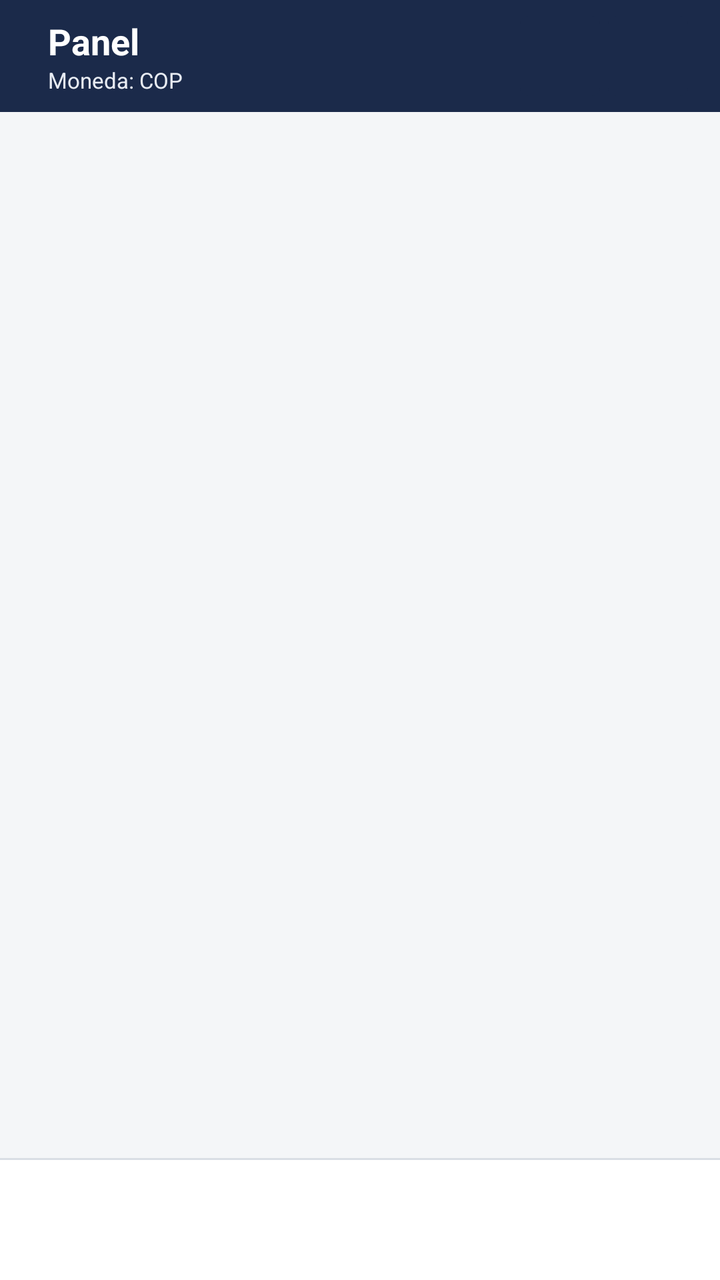
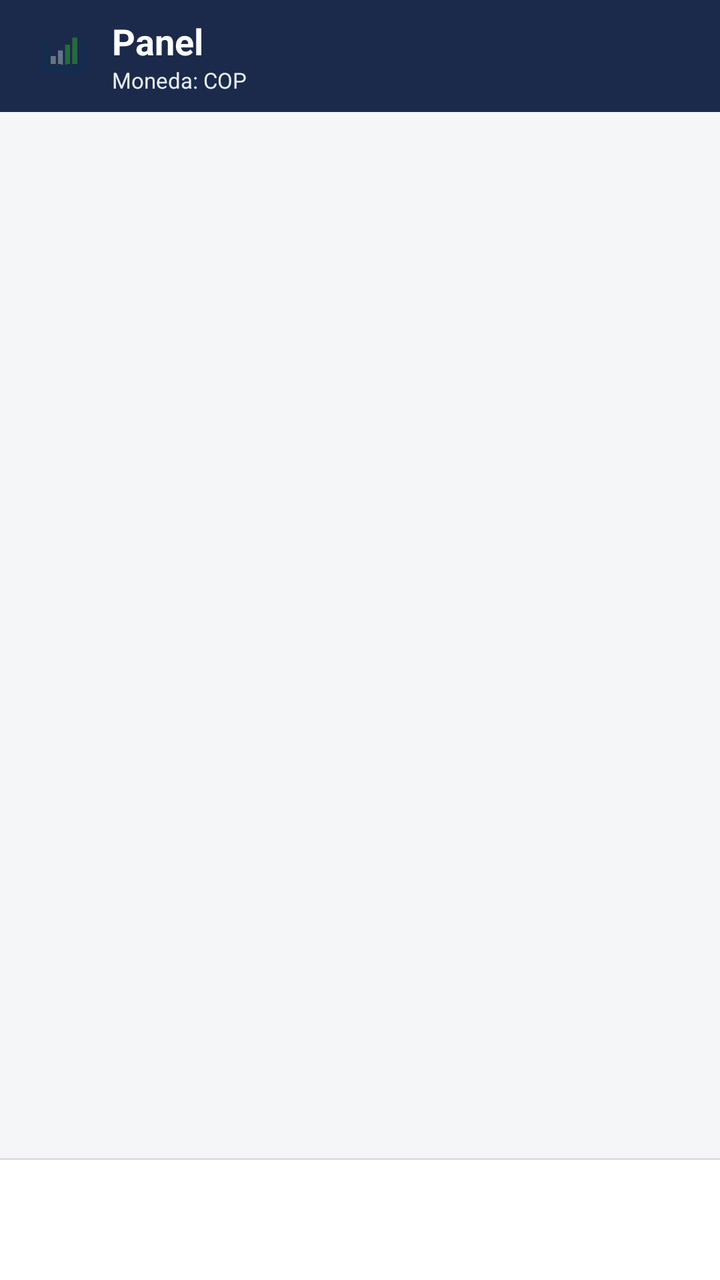

Before-and-after screenshots of an Android layout around one commit, followed by the original layout XML and the change that was made.
<!-- AndroidManifest.xml: application theme AppTheme -->
<!-- res/layout/activity_main.xml -->
<?xml version="1.0" encoding="utf-8"?>
<LinearLayout xmlns:android="http://schemas.android.com/apk/res/android"
    android:id="@+id/rootLayout"
    android:layout_width="match_parent"
    android:layout_height="match_parent"
    android:background="@color/color_fondo"
    android:orientation="vertical">

    
    <LinearLayout
        android:id="@+id/topAppBar"
        android:layout_width="match_parent"
        android:layout_height="56dp"
        android:background="@color/color_primario"
        android:gravity="center_vertical"
        android:orientation="horizontal"
        android:paddingLeft="@dimen/space_16"
        android:paddingRight="@dimen/space_16">

        <TextView
            android:id="@+id/tvAppLogoIcon"
            android:layout_width="wrap_content"
            android:layout_height="wrap_content"
            android:layout_marginRight="@dimen/space_8"
            android:contentDescription="@null"
            android:textColor="@color/color_texto_invertido"
            android:textSize="18sp" />

        <LinearLayout
            android:layout_width="0dp"
            android:layout_height="wrap_content"
            android:layout_weight="1"
            android:orientation="vertical">

            <TextView
                android:id="@+id/tvScreenTitle"
                android:layout_width="wrap_content"
                android:layout_height="wrap_content"
                android:text="@string/nav_dashboard"
                android:textColor="@color/color_texto_invertido"
                android:textSize="18sp"
                android:textStyle="bold" />

            <TextView
                android:id="@+id/tvSubtitleCurrency"
                android:layout_width="wrap_content"
                android:layout_height="wrap_content"
                android:text="Moneda: COP"
                android:textColor="@color/color_primario_suave"
                android:textSize="11sp" />
        </LinearLayout>

        <TextView
            android:id="@+id/btnQuickAiTop"
            android:layout_width="40dp"
            android:layout_height="40dp"
            android:layout_marginRight="4dp"
            android:background="@drawable/bg_button_primary"
            android:contentDescription="Registro rapido IA"
            android:gravity="center"
            android:textColor="@color/color_texto_invertido"
            android:textSize="16sp" />

        <TextView
            android:id="@+id/btnRefreshTop"
            android:layout_width="40dp"
            android:layout_height="40dp"
            android:background="@drawable/bg_button_primary"
            android:contentDescription="Recargar datos"
            android:gravity="center"
            android:textColor="@color/color_texto_invertido"
            android:textSize="16sp" />
    </LinearLayout>

    
    <LinearLayout
        android:id="@+id/bannerGlobalStatus"
        android:layout_width="match_parent"
        android:layout_height="wrap_content"
        android:background="@color/color_peligro_suave"
        android:gravity="center_vertical"
        android:orientation="horizontal"
        android:padding="@dimen/space_8"
        android:visibility="gone">

        <TextView
            android:id="@+id/tvBannerGlobalIcon"
            android:layout_width="wrap_content"
            android:layout_height="wrap_content"
            android:layout_marginRight="@dimen/space_8"
            android:textColor="@color/color_peligro"
            android:textSize="16sp" />

        <TextView
            android:id="@+id/tvBannerGlobalText"
            android:layout_width="0dp"
            android:layout_height="wrap_content"
            android:layout_weight="1"
            android:textColor="@color/color_peligro"
            android:textSize="13sp"
            android:textStyle="bold" />

        <Button
            android:id="@+id/btnBannerRetry"
            android:layout_width="wrap_content"
            android:layout_height="36dp"
            android:background="@drawable/bg_button_secondary"
            android:paddingLeft="12dp"
            android:paddingRight="12dp"
            android:text="@string/btn_reintentar"
            android:textAllCaps="false"
            android:textColor="@color/color_secundario"
            android:textSize="12sp" />
    </LinearLayout>

    
    <ProgressBar
        android:id="@+id/progressBarGlobal"
        style="?android:attr/progressBarStyleHorizontal"
        android:layout_width="match_parent"
        android:layout_height="4dp"
        android:indeterminate="true"
        android:indeterminateTint="@color/color_primario"
        android:visibility="gone" />

    
    <FrameLayout
        android:id="@+id/contentContainer"
        android:layout_width="match_parent"
        android:layout_height="0dp"
        android:layout_weight="1" />

    
    <View
        android:layout_width="match_parent"
        android:layout_height="1dp"
        android:background="@color/color_borde" />

    
    <HorizontalScrollView
        android:layout_width="match_parent"
        android:layout_height="60dp"
        android:background="@color/color_superficie"
        android:fillViewport="true"
        android:scrollbars="none">

        <LinearLayout
            android:id="@+id/bottomNavContainer"
            android:layout_width="wrap_content"
            android:layout_height="match_parent"
            android:gravity="center_vertical"
            android:orientation="horizontal" />
    </HorizontalScrollView>

</LinearLayout>
<!-- resources referenced by this layout -->
<resources>
  <color name="color_borde">#D9DEE5</color>
  <color name="color_fondo">#F4F6F8</color>
  <color name="color_peligro">#C62828</color>
  <color name="color_peligro_suave">#FDECEA</color>
  <color name="color_primario">#1B2A4A</color>
  <color name="color_primario_suave">#E8ECF3</color>
  <color name="color_secundario">#4A5568</color>
  <color name="color_superficie">#FFFFFF</color>
  <color name="color_texto_invertido">#FFFFFF</color>
  <dimen name="space_16">16dp</dimen>
  <dimen name="space_8">8dp</dimen>
  <!-- drawable bg_button_primary (drawable) -->
  <?xml version="1.0" encoding="utf-8"?>
  <selector xmlns:android="http://schemas.android.com/apk/res/android">
      <item android:state_enabled="false">
          <shape android:shape="rectangle">
              <solid android:color="@color/color_texto_deshabilitado" />
              <corners android:radius="@dimen/radius_base" />
          </shape>
      </item>
      <item android:state_pressed="true">
          <shape android:shape="rectangle">
              <solid android:color="@color/color_primario_hover" />
              <corners android:radius="@dimen/radius_base" />
          </shape>
      </item>
      <item>
          <shape android:shape="rectangle">
              <solid android:color="@color/color_primario" />
              <corners android:radius="@dimen/radius_base" />
          </shape>
      </item>
  </selector>
  <!-- drawable bg_button_secondary (drawable) -->
  <?xml version="1.0" encoding="utf-8"?>
  <selector xmlns:android="http://schemas.android.com/apk/res/android">
      <item android:state_pressed="true">
          <shape android:shape="rectangle">
              <solid android:color="@color/color_primario_suave" />
              <stroke
                  android:width="1dp"
                  android:color="@color/color_secundario" />
              <corners android:radius="@dimen/radius_base" />
          </shape>
      </item>
      <item>
          <shape android:shape="rectangle">
              <solid android:color="@color/color_superficie" />
              <stroke
                  android:width="1dp"
                  android:color="@color/color_secundario" />
              <corners android:radius="@dimen/radius_base" />
          </shape>
      </item>
  </selector>
  <string name="btn_reintentar">Reintentar</string>
  <string name="nav_dashboard">Panel</string>
  <style name="AppTheme" parent="android:Theme.Material.Light.NoActionBar">
          <item name="android:colorPrimary">@color/color_primario</item>
          <item name="android:colorPrimaryDark">@color/color_primario</item>
          <item name="android:colorAccent">@color/color_primario</item>
          <item name="android:windowBackground">@color/color_fondo</item>
          <item name="android:statusBarColor">@color/color_primario</item>
          <item name="android:navigationBarColor">@color/color_superficie</item>
          <item name="android:textColorPrimary">@color/color_texto</item>
          <item name="android:textColorSecondary">@color/color_texto_secundario</item>
          <item name="android:fontFamily">sans-serif</item>
      </style>
  <color name="color_texto_deshabilitado">#A0AEC0</color>
  <dimen name="radius_base">4dp</dimen>
  <color name="color_primario_hover">#24375F</color>
  <color name="color_texto">#1A202C</color>
  <color name="color_texto_secundario">#4A5568</color>
</resources>

<!-- the commit's change to res/layout/activity_main.xml (unified diff, before → after) -->
@@ -17,6 +17,15 @@
         android:paddingLeft="@dimen/space_16"
         android:paddingRight="@dimen/space_16">
 
+        <ImageView
+            android:id="@+id/ivAppLogo"
+            android:layout_width="32dp"
+            android:layout_height="32dp"
+            android:layout_marginRight="@dimen/space_8"
+            android:contentDescription="@string/app_name"
+            android:scaleType="fitCenter"
+            android:src="@drawable/app_logo" />
+
         <TextView
             android:id="@+id/tvAppLogoIcon"
             android:layout_width="wrap_content"
@@ -24,7 +33,8 @@
             android:layout_marginRight="@dimen/space_8"
             android:contentDescription="@null"
             android:textColor="@color/color_texto_invertido"
-            android:textSize="18sp" />
+            android:textSize="18sp"
+            android:visibility="gone" />
 
         <LinearLayout
             android:layout_width="0dp"
<!-- resource entries referenced after the edit -->
@@ -11,6 +11,7 @@
   <color name="color_texto_invertido">#FFFFFF</color>
   <dimen name="space_16">16dp</dimen>
   <dimen name="space_8">8dp</dimen>
+  <!-- drawable app_logo: png bitmap (drawable-nodpi, 56134 bytes) -->
   <!-- drawable bg_button_primary (drawable) -->
   <?xml version="1.0" encoding="utf-8"?>
   <selector xmlns:android="http://schemas.android.com/apk/res/android">
@@ -55,6 +56,7 @@
           </shape>
       </item>
   </selector>
+  <string name="app_name">Finanzas Personales</string>
   <string name="btn_reintentar">Reintentar</string>
   <string name="nav_dashboard">Panel</string>
   <style name="AppTheme" parent="android:Theme.Material.Light.NoActionBar">
